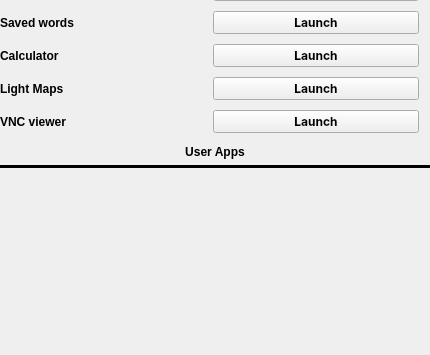
First picture: the form in apps.ui, repository Quill-OS/quill, before the edit; both pictures show x 0 to 430 and y 189 to 544 of the 430 by 544 pixel window.
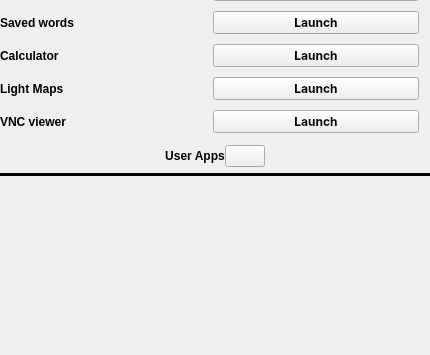
Second picture: the form after the edit. Icons and pictures are not drawn.

Diff of the .ui file:
```diff
--- a/apps.ui
+++ b/apps.ui
@@ -356,6 +356,24 @@
           </layout>
          </item>
          <item>
+          <layout class="QHBoxLayout" name="horizontalLayout">
+           <property name="spacing">
+            <number>0</number>
+           </property>
+           <item>
+            <spacer name="horizontalSpacer">
+             <property name="orientation">
+              <enum>Qt::Horizontal</enum>
+             </property>
+             <property name="sizeHint" stdset="0">
+              <size>
+               <width>40</width>
+               <height>20</height>
+              </size>
+             </property>
+            </spacer>
+           </item>
+           <item>
           <widget class="QLabel" name="label_6">
            <property name="font">
             <font>
@@ -370,6 +388,50 @@
             <set>Qt::AlignCenter</set>
            </property>
           </widget>
+           </item>
+           <item>
+            <widget class="QPushButton" name="pushButtonEditUserApps">
+             <property name="sizePolicy">
+              <sizepolicy hsizetype="Fixed" vsizetype="Fixed">
+               <horstretch>0</horstretch>
+               <verstretch>0</verstretch>
+              </sizepolicy>
+             </property>
+             <property name="maximumSize">
+              <size>
+               <width>40</width>
+               <height>40</height>
+              </size>
+             </property>
+             <property name="text">
+              <string/>
+             </property>
+             <property name="icon">
+              <iconset theme="://resources/edit.png">
+               <normaloff>://resources/edit.png</normaloff>://resources/edit.png</iconset>
+             </property>
+             <property name="iconSize">
+              <size>
+               <width>20</width>
+               <height>20</height>
+              </size>
+             </property>
+            </widget>
+           </item>
+           <item>
+            <spacer name="horizontalSpacer_2">
+             <property name="orientation">
+              <enum>Qt::Horizontal</enum>
+             </property>
+             <property name="sizeHint" stdset="0">
+              <size>
+               <width>40</width>
+               <height>20</height>
+              </size>
+             </property>
+            </spacer>
+           </item>
+          </layout>
          </item>
          <item>
           <widget class="Line" name="line_2">
```
Lines whose indentation alone changed are shown as unchanged.
